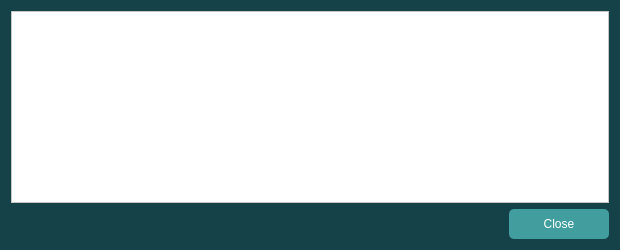
ZiftrCOIN/ziftrcoin, file src/qt/forms/transactiondescdialog.ui: the form before one commit.
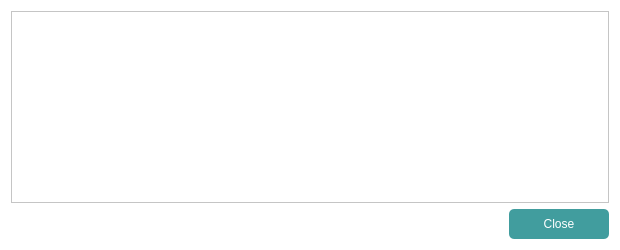
The form after the commit.

What changed in the file:
```diff
--- a/src/qt/forms/transactiondescdialog.ui
+++ b/src/qt/forms/transactiondescdialog.ui
@@ -14,7 +14,7 @@
    <string>Transaction details</string>
   </property>
   <property name="styleSheet">
-   <string notr="true">background: #144248;</string>
+   <string notr="true">background: #fff;</string>
   </property>
   <layout class="QVBoxLayout" name="verticalLayout">
    <item>
```
